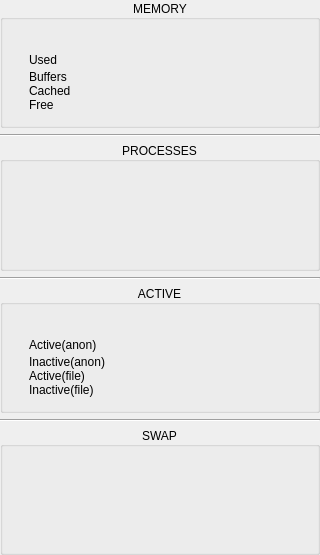
The window that dde-istate-widgets/istateramwidget.ui (SeptemberHX/dde-istate-menus) describes before a commit, drawn with Qt 5.
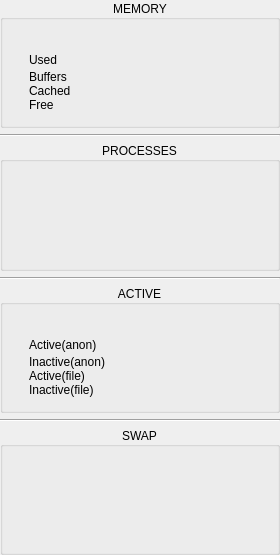
The same window after the commit. Custom widgets are drawn as their Qt base class.

```diff
--- a/dde-istate-widgets/istateramwidget.ui
+++ b/dde-istate-widgets/istateramwidget.ui
@@ -6,19 +6,19 @@
    <rect>
     <x>0</x>
     <y>0</y>
-    <width>320</width>
+    <width>280</width>
     <height>555</height>
    </rect>
   </property>
   <property name="minimumSize">
    <size>
-    <width>320</width>
+    <width>280</width>
     <height>0</height>
    </size>
   </property>
   <property name="maximumSize">
    <size>
-    <width>320</width>
+    <width>280</width>
     <height>16777215</height>
    </size>
   </property>
@@ -415,13 +415,13 @@
          <widget class="QLabel" name="label_15">
           <property name="minimumSize">
            <size>
-            <width>70</width>
+            <width>100</width>
             <height>0</height>
            </size>
           </property>
           <property name="maximumSize">
            <size>
-            <width>70</width>
+            <width>100</width>
             <height>16777215</height>
            </size>
           </property>
@@ -437,13 +437,13 @@
          <widget class="QLabel" name="label_16">
           <property name="minimumSize">
            <size>
-            <width>70</width>
+            <width>100</width>
             <height>0</height>
            </size>
           </property>
           <property name="maximumSize">
            <size>
-            <width>70</width>
+            <width>100</width>
             <height>16777215</height>
            </size>
           </property>
@@ -459,13 +459,13 @@
          <widget class="QLabel" name="label_17">
           <property name="minimumSize">
            <size>
-            <width>70</width>
+            <width>100</width>
             <height>0</height>
            </size>
           </property>
           <property name="maximumSize">
            <size>
-            <width>70</width>
+            <width>100</width>
             <height>16777215</height>
            </size>
           </property>
@@ -481,13 +481,13 @@
          <widget class="QLabel" name="label_18">
           <property name="minimumSize">
            <size>
-            <width>70</width>
+            <width>100</width>
             <height>0</height>
            </size>
           </property>
           <property name="maximumSize">
            <size>
-            <width>70</width>
+            <width>100</width>
             <height>16777215</height>
            </size>
           </property>
@@ -503,13 +503,13 @@
          <widget class="QLabel" name="label_19">
           <property name="minimumSize">
            <size>
-            <width>70</width>
+            <width>100</width>
             <height>0</height>
            </size>
           </property>
           <property name="maximumSize">
            <size>
-            <width>70</width>
+            <width>100</width>
             <height>16777215</height>
            </size>
           </property>
```
